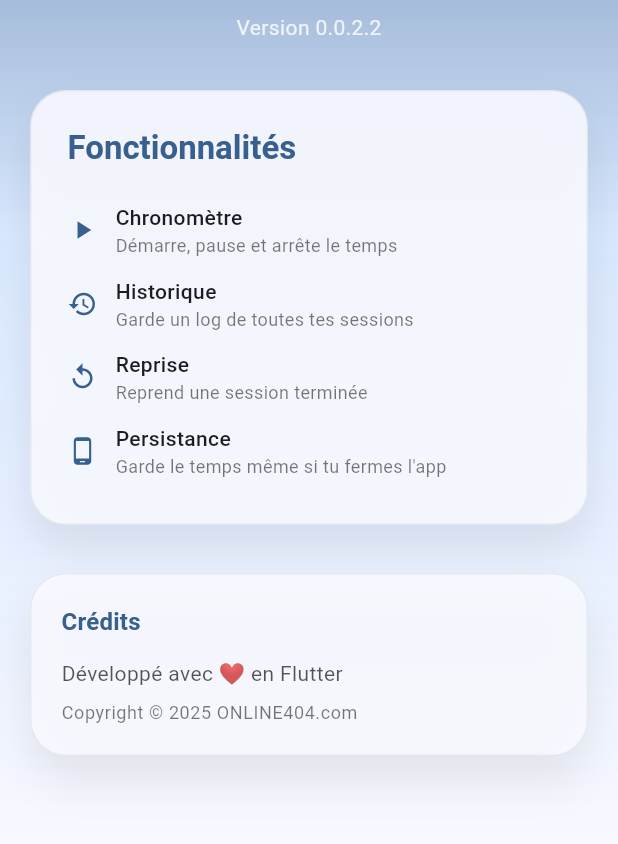
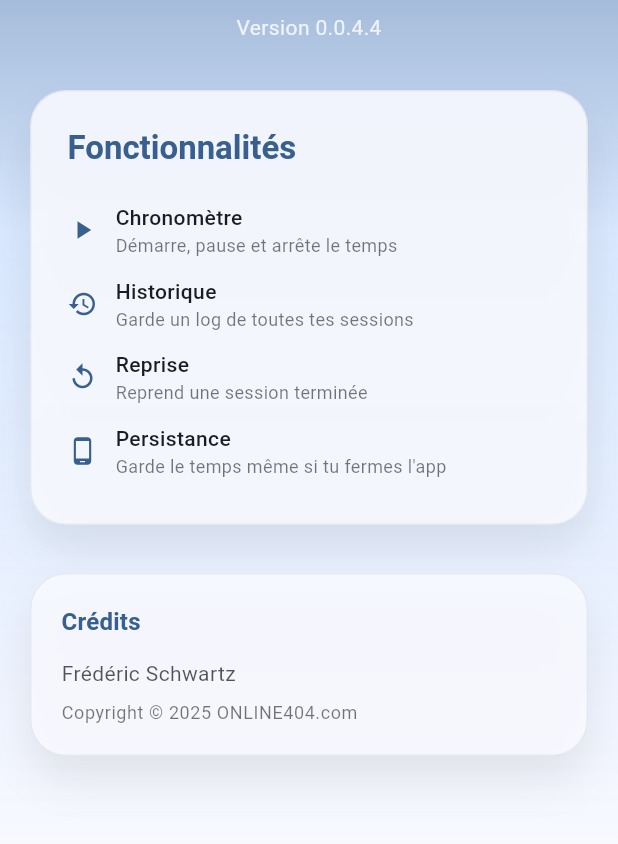
Before and after one commit to frederic-schwartz/timer, a Flutter app: the screen it shows after launch, in the side drawer, after a tap on "À propos", on a phone screen of 412 x 824 dp, the part 384-1228 px from its top. Run offline on Flutter 3.47's test engine with Material 3 defaults, Android fonts, the phone set to English and light mode, and no system bars; our stand-ins replace package_info_plus, shared_preferences, sqflite; accounts and stored records are empty.

Commit message:
affichage version réelle

```diff
--- a/lib/src/presentation/screens/about_screen.dart
+++ b/lib/src/presentation/screens/about_screen.dart
@@ -148,7 +148,7 @@ class _AboutScreenState extends State<AboutScreen> {
                     ),
                     const SizedBox(height: 12),
                     Text(
-                      'Développé avec ❤️ en Flutter',
+                      'Frédéric Schwartz',
                       style: theme.textTheme.bodyMedium?.copyWith(
                         color: theme.colorScheme.onSurface.withValues(alpha: 0.75),
                       ),
--- a/pubspec.yaml
+++ b/pubspec.yaml
@@ -1,7 +1,7 @@
 name: tockee
 description: "Track your time"
 publish_to: 'none' # Remove this line if you wish to publish to pub.dev
-version: 0.0.2+2
+version: 0.0.4+4
 
 environment:
   sdk: ^3.9.2
```
